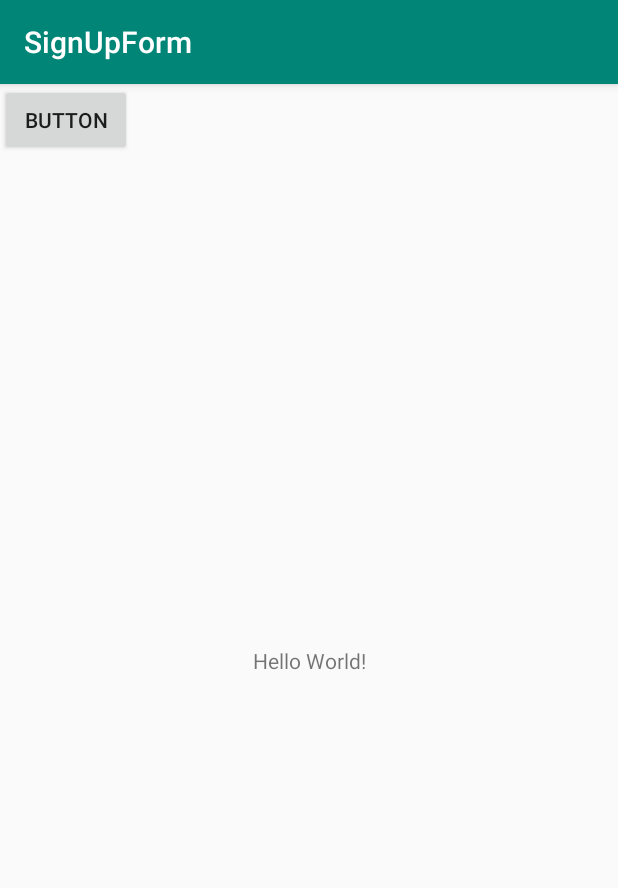
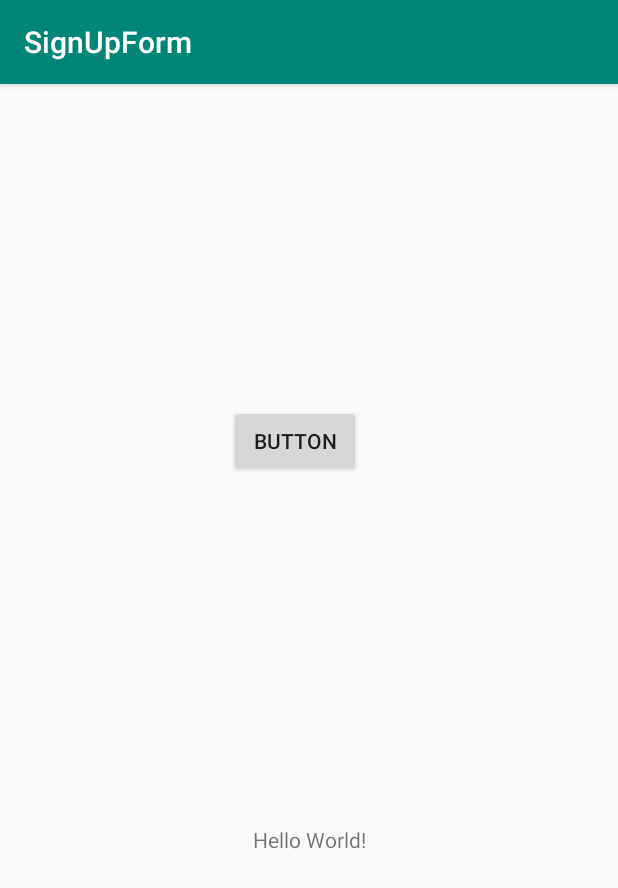
Before and after one commit to genevievepc47/SignUpForm, an Android app: the screen it shows after launch (FormActivity), on a phone screen of 412 x 824 dp. Shown: the top 888 px of the screen. Run offline under Robolectric (Android 15) with nearby library versions, the phone set to English and light mode, and no system bars.

Commit message:
trying to commit to gituhb

```diff
--- a/app/src/main/java/edu/temple/signupform/FormActivity.java
+++ b/app/src/main/java/edu/temple/signupform/FormActivity.java
@@ -9,5 +9,6 @@ public class FormActivity extends AppCompatActivity {
     protected void onCreate(Bundle savedInstanceState) {
         super.onCreate(savedInstanceState);
         setContentView(R.layout.activity_main);
+        //testing git
     }
 }
--- a/app/src/main/res/layout/activity_main.xml
+++ b/app/src/main/res/layout/activity_main.xml
@@ -13,14 +13,17 @@
         app:layout_constraintBottom_toBottomOf="parent"
         app:layout_constraintLeft_toLeftOf="parent"
         app:layout_constraintRight_toRightOf="parent"
-        app:layout_constraintTop_toTopOf="parent" />
+        app:layout_constraintTop_toTopOf="parent"
+        app:layout_constraintVertical_bias="0.66" />
 
     <Button
         android:id="@+id/button"
         android:layout_width="wrap_content"
         android:layout_height="wrap_content"
+        android:layout_marginTop="214dp"
+        android:layout_marginEnd="171dp"
         android:text="Button"
-        tools:layout_editor_absoluteX="152dp"
-        tools:layout_editor_absoluteY="214dp" />
+        app:layout_constraintEnd_toEndOf="parent"
+        app:layout_constraintTop_toTopOf="parent" />
 
 </android.support.constraint.ConstraintLayout>
```
